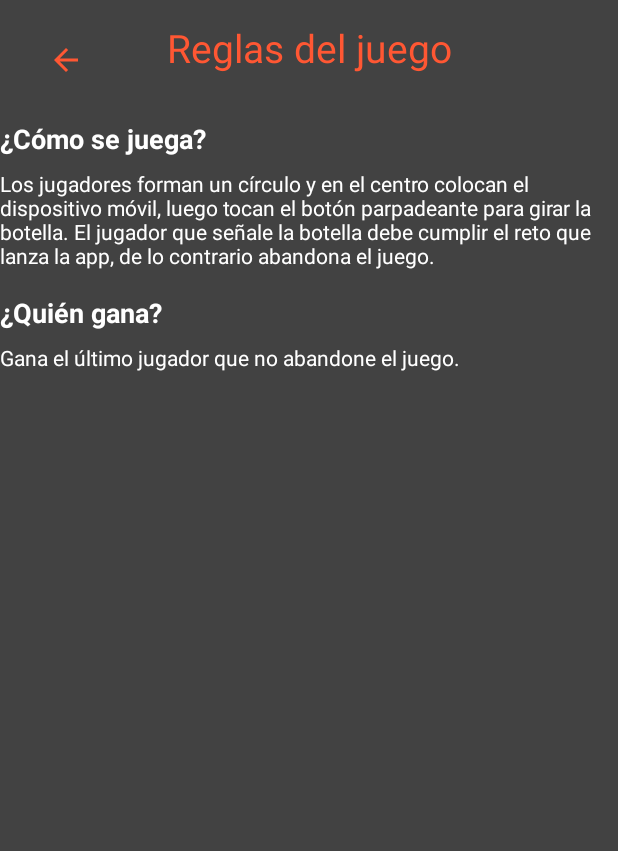
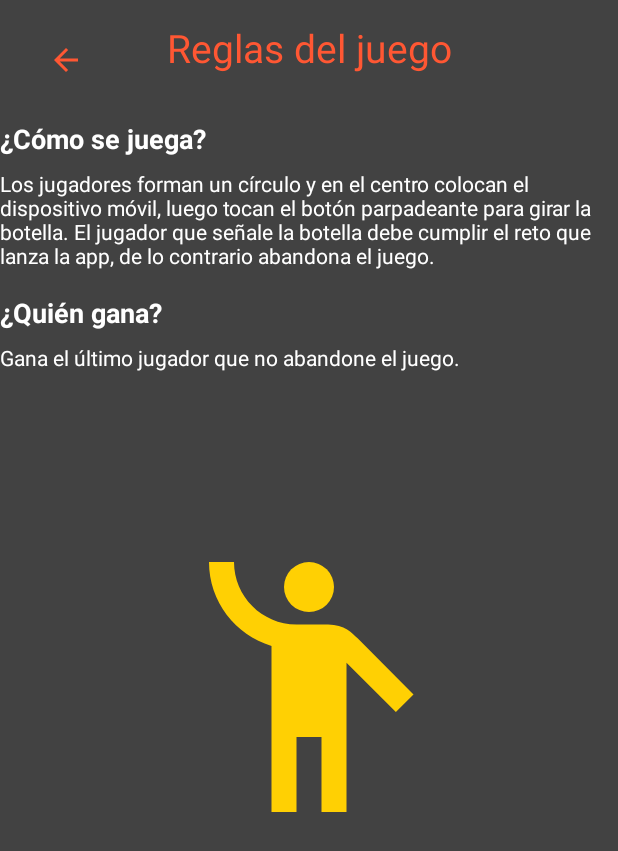
Before and after one commit to cricamore/equipoCuatroMP1, an Android app: the Instrucciones screen opened through its navigation route, on a phone screen of 412 x 824 dp. Shown: the top 851 px of the screen. Run offline under Robolectric (Android 15) with nearby library versions, the phone set to English and light mode, and no system bars; our stand-ins replace Dagger/Hilt's generated code, data binding.

Commit message:
Animacion agregada

```diff
--- a/app/src/main/java/com/cristian/miniproyecto1/view/fragment/Instrucciones.kt
+++ b/app/src/main/java/com/cristian/miniproyecto1/view/fragment/Instrucciones.kt
@@ -1,5 +1,6 @@
 package com.cristian.miniproyecto1.view.fragment
 
+import android.animation.ObjectAnimator
 import android.os.Bundle
 import androidx.fragment.app.Fragment
 import android.view.LayoutInflater
@@ -24,10 +25,19 @@ class Instrucciones : Fragment() {
     override fun onViewCreated(view: View, savedInstanceState: Bundle?) {
         super.onViewCreated(view, savedInstanceState)
         controllers()
+        animate()
     }
     fun controllers(){
         binding.btnBack.setOnClickListener{
             findNavController().navigate(R.id.action_to_principal)
         }
+
+    }
+
+    private fun animate() {
+        val rotationAnimator = ObjectAnimator.ofFloat(binding.ivPersona, "rotation", 0f, 360f)
+        rotationAnimator.duration = 1000
+        rotationAnimator.repeatCount = ObjectAnimator.INFINITE
+        rotationAnimator.start()
     }
 }
--- /dev/null
+++ b/app/src/main/res/drawable/baseline_emoji_people_24.xml
@@ -0,0 +1,6 @@
+<vector android:height="24dp" android:tint="#FFD003"
+    android:viewportHeight="24" android:viewportWidth="24"
+    android:width="24dp" xmlns:android="http://schemas.android.com/apk/res/android">
+    <path android:fillColor="@android:color/white" android:pathData="M12,4m-2,0a2,2 0,1 1,4 0a2,2 0,1 1,-4 0"/>
+    <path android:fillColor="@android:color/white" android:pathData="M15.89,8.11C15.5,7.72 14.83,7 13.53,7c-0.21,0 -1.42,0 -2.54,0C8.24,6.99 6,4.75 6,2H4c0,3.16 2.11,5.84 5,6.71V22h2v-6h2v6h2V10.05L18.95,14l1.41,-1.41L15.89,8.11z"/>
+</vector>
--- a/app/src/main/res/layout/fragment_instrucciones.xml
+++ b/app/src/main/res/layout/fragment_instrucciones.xml
@@ -83,5 +83,14 @@
             android:layout_below="@id/titulo2"
             android:layout_marginTop="8dp"/>
 
+        <ImageView
+            android:id="@+id/iv_persona"
+            android:layout_width="200sp"
+            android:layout_height="200sp"
+            android:layout_below="@+id/descripcion2"
+            android:layout_centerHorizontal="true"
+            android:layout_marginTop="110sp"
+            android:src="@drawable/baseline_emoji_people_24" />
+
     </RelativeLayout>
 </layout>
```
